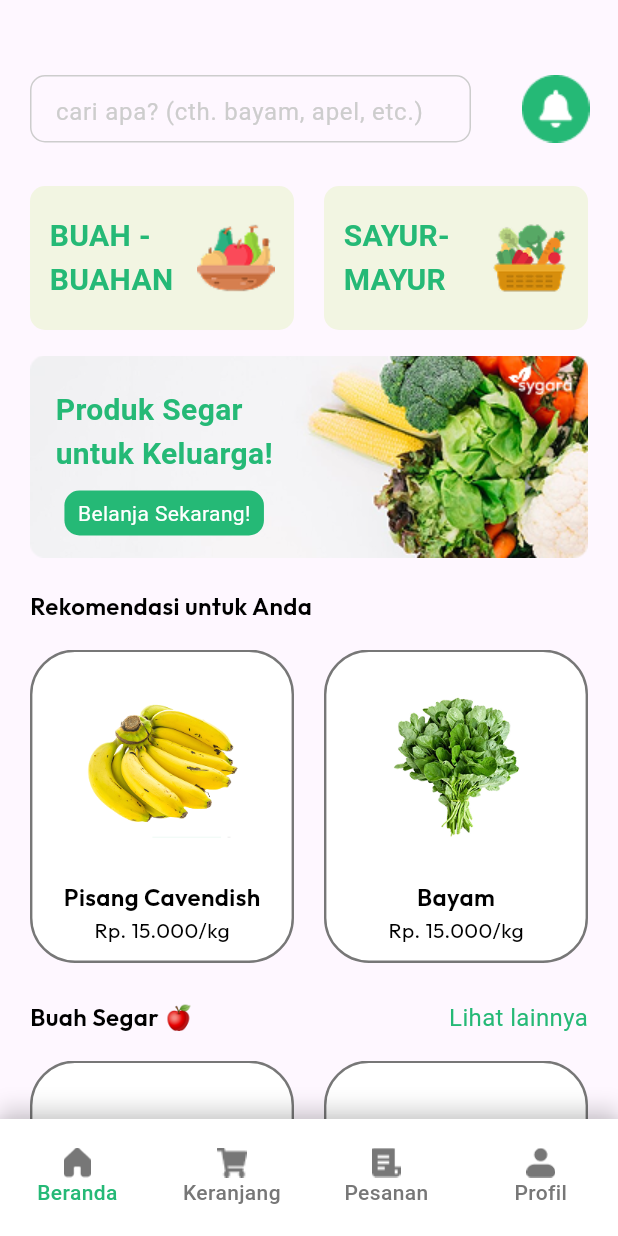
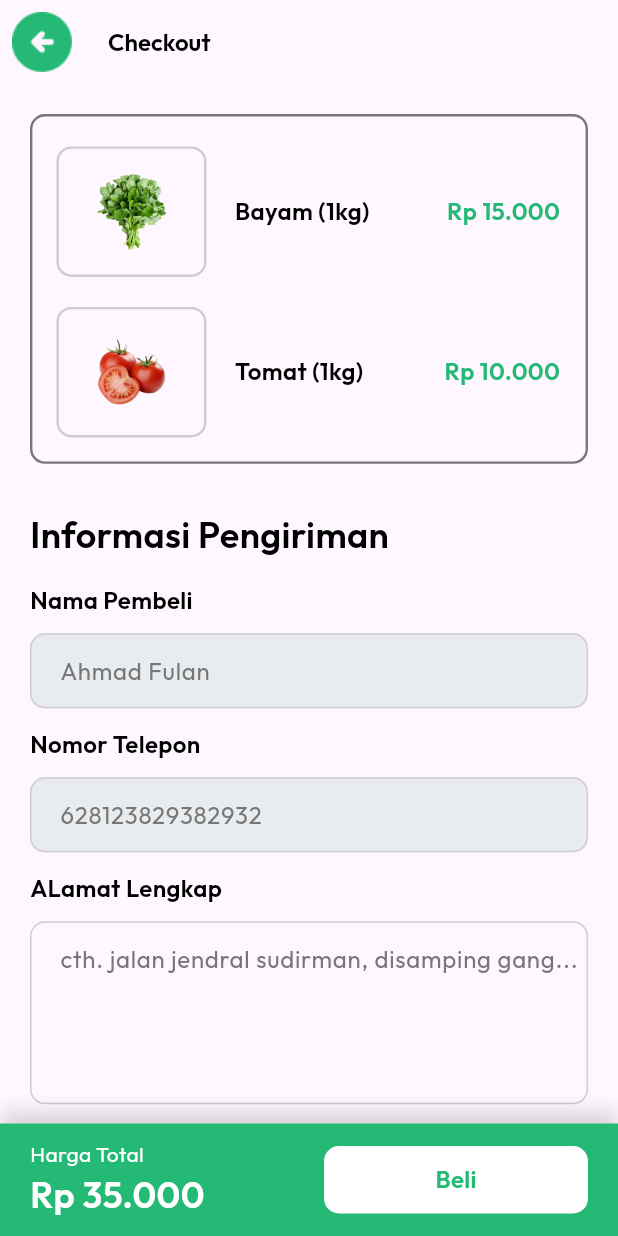
Before and after one commit to daudsutanssyah/sygara_app, a Flutter app: the screen it shows after launch, on a phone screen of 412 x 824 dp. Run offline on Flutter 3.47's test engine with Material 3 defaults, Android fonts, the phone set to English and light mode, and no system bars; our stand-ins replace google_fonts.

Commit message:
menambahkan halaman checkout

```diff
--- a/lib/main.dart
+++ b/lib/main.dart
@@ -9,6 +9,7 @@
 import 'package:sygara_app/screens/Profil/profil_page.dart';
 import 'package:sygara_app/screens/Profil/reset_password_page.dart';
 import 'package:sygara_app/screens/bottom_nav_bar.dart';
+import 'package:sygara_app/screens/checkout_page.dart';
 import 'package:sygara_app/screens/detail_page.dart';
 import 'package:sygara_app/screens/login_page.dart';
 import 'package:sygara_app/screens/register_page.dart';
@@ -26,6 +27,6 @@
   @override
   Widget build(BuildContext context) {
     return MaterialApp(debugShowCheckedModeBanner: false,
-    home: BottomNavBar());
+    home: CheckoutPage());
   }
 }
--- a/lib/screens/bottom_nav_bar.dart
+++ b/lib/screens/bottom_nav_bar.dart
@@ -52,7 +52,11 @@
                 width: 20,
                 height: 20,
               ),
-
+              activeIcon: Image.asset(
+                'assets/icon/ic-home-green.png',
+                width: 20,
+                height: 20,
+              ),
               label: "Beranda",
             ),
             BottomNavigationBarItem(
@@ -61,7 +65,11 @@
                 width: 20,
                 height: 20,
               ),
-
+              activeIcon: Image.asset(
+                'assets/icon/ic-cart-green.png',
+                width: 20,
+                height: 20,
+              ),
               label: "Keranjang",
             ),
             BottomNavigationBarItem(
@@ -70,7 +78,11 @@
                 width: 20,
                 height: 20,
               ),
-
+              activeIcon: Image.asset(
+                'assets/icon/ic-pesanan-green.png',
+                width: 20,
+                height: 20,
+              ),
               label: "Pesanan",
             ),
             BottomNavigationBarItem(
@@ -79,7 +91,11 @@
                 width: 20,
                 height: 20,
               ),
-
+              activeIcon: Image.asset(
+                'assets/icon/ic-profil-green.png',
+                width: 20,
+                height: 20,
+              ),
               label: "Profil",
             ),
           ],
--- /dev/null
+++ b/lib/screens/checkout_page.dart
@@ -0,0 +1,400 @@
+import 'package:flutter/material.dart';
+import 'package:sygara_app/themes/themes.dart';
+import 'package:sygara_app/widgets/checkout_widget.dart';
+
+class CheckoutPage extends StatefulWidget {
+  const CheckoutPage({super.key});
+
+  @override
+  State<CheckoutPage> createState() => _CheckoutPageState();
+}
+
+class _CheckoutPageState extends State<CheckoutPage> {
+  String metodePengiriman = '-- Pilih Satu --';
+  String metodeBayar = 'COD';
+
+  final pilihan = [
+    '-- Pilih Satu --',
+    'Reguler | Rp 10.000',
+    'Express | Rp 20.000',
+  ];
+
+  @override
+  Widget build(BuildContext context) {
+    return Scaffold(
+      appBar: AppBar(
+        title: Text('Checkout', style: titleTextStyle),
+        leading: IconButton(
+          onPressed: () {
+            Navigator.pop(context);
+          },
+          icon: Image.asset(
+            'assets/icon/ic-arrow-back.png',
+            width: 40,
+            height: 40,
+          ),
+        ),
+      ),
+      body: ListView(
+        children: [
+          Padding(
+            padding: EdgeInsets.symmetric(horizontal: 20, vertical: 20),
+            child: Column(
+              crossAxisAlignment: CrossAxisAlignment.start,
+              children: [
+                Container(
+                  width: double.infinity,
+                  decoration: BoxDecoration(
+                    borderRadius: BorderRadius.circular(10),
+                    border: Border.all(color: secondaryColor, width: 1.6),
+                  ),
+                  child: Column(
+                    children: [
+                      CheckoutWidget(
+                        imageUrl: 'assets/img-bayam.png',
+                        nama: 'Bayam (1kg)',
+                        harga: 'Rp 15.000',
+                      ),
+                      CheckoutWidget(
+                        imageUrl: 'assets/img-tomat.png',
+                        nama: 'Tomat (1kg)',
+                        harga: 'Rp 10.000',
+                      ),
+                      SizedBox(height: 16),
+                    ],
+                  ),
+                ),
+                SizedBox(height: 30),
+                Text(
+                  'Informasi Pengiriman',
+                  style: titleTextStyle.copyWith(fontSize: 24),
+                ),
+                SizedBox(height: 16),
+                Text('Nama Pembeli', style: titleTextStyle),
+                SizedBox(height: 10),
+                TextFormField(
+                  keyboardType: TextInputType.name,
+                  decoration: InputDecoration(
+                    contentPadding: EdgeInsets.only(
+                      left: 16,
+                      top: 13,
+                      bottom: 13,
+                    ),
+                    filled: true,
+                    fillColor: lightGrayColor,
+                    enabledBorder: OutlineInputBorder(
+                      borderRadius: BorderRadius.circular(10),
+                      borderSide: BorderSide(color: mediumGreyColor),
+                    ),
+                    focusedBorder: OutlineInputBorder(
+                      borderRadius: BorderRadius.circular(10),
+                      borderSide: BorderSide(color: mediumGreyColor),
+                    ),
+                    hintText: 'Ahmad Fulan',
+                    hintStyle: secondaryTextStyle,
+                  ),
+                ),
+                SizedBox(height: 13),
+                Text('Nomor Telepon', style: titleTextStyle),
+                SizedBox(height: 10),
+                TextFormField(
+                  keyboardType: TextInputType.phone,
+                  decoration: InputDecoration(
+                    contentPadding: EdgeInsets.only(
+                      left: 16,
+                      top: 13,
+                      bottom: 13,
+                    ),
+                    filled: true,
+                    fillColor: lightGrayColor,
+                    enabledBorder: OutlineInputBorder(
+                      borderRadius: BorderRadius.circular(10),
+                      borderSide: BorderSide(color: mediumGreyColor),
+                    ),
+                    focusedBorder: OutlineInputBorder(
+                      borderRadius: BorderRadius.circular(10),
+                      borderSide: BorderSide(color: mediumGreyColor),
+                    ),
+                    hintText: '628123829382932',
+                    hintStyle: secondaryTextStyle,
+                  ),
+                ),
+                SizedBox(height: 13),
+                Text('ALamat Lengkap', style: titleTextStyle),
+                SizedBox(height: 10),
+                TextFormField(
+                  keyboardType: TextInputType.streetAddress,
+                  maxLines: 4,
+                  decoration: InputDecoration(
+                    contentPadding: EdgeInsets.only(
+                      left: 16,
+                      top: 13,
+                      bottom: 13,
+                    ),
+                    enabledBorder: OutlineInputBorder(
+                      borderRadius: BorderRadius.circular(10),
+                      borderSide: BorderSide(color: mediumGreyColor),
+                    ),
+                    focusedBorder: OutlineInputBorder(
+                      borderRadius: BorderRadius.circular(10),
+                      borderSide: BorderSide(color: mediumGreyColor),
+                    ),
+                    hintText: 'cth. jalan jendral sudirman, disamping gang...',
+                    hintStyle: secondaryTextStyle,
+                  ),
+                ),
+                SizedBox(height: 13),
+                Text('Pilih Metode Pengiriman', style: titleTextStyle),
+                SizedBox(height: 10),
+                DropdownButtonFormField<String>(
+                  icon: Image.asset(
+                    'assets/icon/ic-arrow.png',
+                    width: 12.4,
+                    height: 7.9,
+                  ),
+                  decoration: InputDecoration(
+                    contentPadding: EdgeInsets.only(
+                      left: 16,
+                      top: 13,
+                      right: 10,
+                      bottom: 13,
+                    ),
+                    enabledBorder: OutlineInputBorder(
+                      borderRadius: BorderRadius.circular(10),
+                      borderSide: BorderSide(color: mediumGreyColor),
+                    ),
+                    focusedBorder: OutlineInputBorder(
+                      borderRadius: BorderRadius.circular(10),
+                      borderSide: BorderSide(color: mediumGreyColor),
+                    ),
+                    hintText: 'cth. jalan jendral sudirman, disamping gang...',
+                    hintStyle: secondaryTextStyle,
+                  ),
+                  value: metodePengiriman,
+                  items:
+                      pilihan.map((String value) {
+                        return DropdownMenuItem<String>(
+                          value: value,
+                          child: Text(
+                            value,
+                            style: blackTextStyle.copyWith(
+                              fontSize: 16,
+                              fontWeight: FontWeight.w400,
+                            ),
+                          ),
+                        );
+                      }).toList(),
+                  onChanged: (String? newValue) {
+                    setState(() {
+                      metodePengiriman = newValue!;
+                    });
+                  },
+                ),
+                SizedBox(height: 13),
+                Text('Pilih Metode Pembayaran', style: titleTextStyle),
+                SizedBox(height: 10),
+                DropdownButtonFormField<String>(
+                  icon: Image.asset(
+                    'assets/icon/ic-arrow.png',
+                    width: 12.4,
+                    height: 7.9,
+                  ),
+                  decoration: InputDecoration(
+                    fillColor: lightGrayColor,
+                    filled: true,
+                    contentPadding: EdgeInsets.only(
+                      left: 16,
+                      top: 13,
+                      right: 10,
+                      bottom: 13,
+                    ),
+                    enabledBorder: OutlineInputBorder(
+                      borderRadius: BorderRadius.circular(10),
+                      borderSide: BorderSide(color: mediumGreyColor),
+                    ),
+                    focusedBorder: OutlineInputBorder(
+                      borderRadius: BorderRadius.circular(10),
+                      borderSide: BorderSide(color: mediumGreyColor),
+                    ),
+                    hintText: 'cth. jalan jendral sudirman, disamping gang...',
+                    hintStyle: secondaryTextStyle,
+                  ),
+                  value: metodeBayar,
+                  items:
+                      <String>['COD'].map((String value) {
+                        return DropdownMenuItem<String>(
+                          value: value,
+                          child: Text(value, style: secondaryTextStyle),
+                        );
+                      }).toList(),
+                  onChanged: (String? newValue) {
+                    setState(() {
+                      metodeBayar = newValue!;
+                    });
+                  },
+                ),
+                SizedBox(height: 5),
+                Text(
+                  '*Saat ini pembayaran hanya via COD',
+                  style: primaryTextStyle.copyWith(fontSize: 16),
+                ),
+                SizedBox(height: 30),
+                Text(
+                  'Ringkasan Belanja',
+                  style: blackTextStyle.copyWith(
+                    fontSize: 24,
+                    fontWeight: FontWeight.w500,
+                  ),
+                ),
+                SizedBox(height: 17),
+                RichText(
+                  text: TextSpan(
+                    children: [
+                      TextSpan(
+                        text: 'Berat Total : ',
+                        style: blackTextStyle.copyWith(
+                          fontSize: 16,
+                          fontWeight: FontWeight.w400,
+                        ),
+                      ),
+                      TextSpan(
+                        text: '2Kg',
+                        style: blackTextStyle.copyWith(
+                          fontSize: 16,
+                          fontWeight: FontWeight.w600,
+                        ),
+                      ),
+                    ],
+                  ),
+                ),
+                SizedBox(height: 10),
+                RichText(
+                  text: TextSpan(
+                    children: [
+                      TextSpan(
+                        text: 'Ongkos Kirim : ',
+                        style: blackTextStyle.copyWith(
+                          fontSize: 16,
+                          fontWeight: FontWeight.w400,
+                        ),
+                      ),
+                      TextSpan(
+                        text: 'Rp 10.000',
+                        style: blackTextStyle.copyWith(
+                          fontSize: 16,
+                          fontWeight: FontWeight.w600,
+                        ),
+                      ),
+                    ],
+                  ),
+                ),
+                SizedBox(height: 10),
+                RichText(
+                  text: TextSpan(
+                    children: [
+                      TextSpan(
+                        text: 'Harga Total : ',
+                        style: blackTextStyle.copyWith(
+                          fontSize: 16,
+                          fontWeight: FontWeight.w400,
+                        ),
+                      ),
+                      TextSpan(
+                        text: 'Rp 35.000',
+                        style: blackTextStyle.copyWith(
+                          fontSize: 16,
+                          fontWeight: FontWeight.w600,
+                        ),
+                      ),
+                    ],
+                  ),
+                ),
+                SizedBox(height: 10),
+                RichText(
+                  text: TextSpan(
+                    children: [
+                      TextSpan(
+                        text: 'Metode Bayar : ',
+                        style: blackTextStyle.copyWith(
+                          fontSize: 16,
+                          fontWeight: FontWeight.w400,
+                        ),
+                      ),
+                      TextSpan(
+                        text: 'COD (Cash On Delivery)',
+                        style: blackTextStyle.copyWith(
+                          fontSize: 16,
+                          fontWeight: FontWeight.w600,
+                        ),
+                      ),
+                    ],
+                  ),
+                ),
+              ],
+            ),
+          ),
+        ],
+      ),
+      bottomNavigationBar: Container(
+        height: 75,
+        width: double.infinity,
+        decoration: BoxDecoration(
+          color: primaryColor,
+          boxShadow: [
+            BoxShadow(
+              color: blackColor.withAlpha((0.15 * 255).toInt()),
+              offset: Offset(0, -8),
+              blurRadius: 10,
+              spreadRadius: 0,
+            ),
+          ],
+        ),
+        child: Padding(
+          padding: EdgeInsets.symmetric(horizontal: 20),
+          child: Row(
+            mainAxisAlignment: MainAxisAlignment.spaceBetween,
+            children: [
+              Column(
+                mainAxisSize: MainAxisSize.min,
+                crossAxisAlignment: CrossAxisAlignment.start,
+                children: [
+                  Text(
+                    'Harga Total',
+                    style: whiteTextStyle.copyWith(
+                      fontSize: 14,
+                      fontWeight: FontWeight.w400,
+                    ),
+                  ),
+                  Text(
+                    'Rp 35.000',
+                    style: whiteTextStyle.copyWith(
+                      fontSize: 24,
+                      fontWeight: FontWeight.w600,
+                    ),
+                  ),
+                ],
+              ),
+              Container(
+                width: 176,
+                height: 45,
+                decoration: BoxDecoration(
+                  color: whiteColor,
+                  borderRadius: BorderRadius.circular(10),
+                ),
+                child: Center(
+                  child: Text(
+                    'Beli',
+                    style: primaryTextStyle.copyWith(
+                      fontSize: 16,
+                      fontWeight: FontWeight.w600,
+                    ),
+                  ),
+                ),
+              ),
+            ],
+          ),
+        ),
+      ),
+    );
+  }
+}
--- /dev/null
+++ b/lib/widgets/checkout_widget.dart
@@ -0,0 +1,56 @@
+import 'package:flutter/material.dart';
+import 'package:sygara_app/themes/themes.dart';
+
+class CheckoutWidget extends StatelessWidget {
+  // buat variabel agar bisa menerima nilai dari si peamakai class /  widget
+  final String imageUrl;
+  final String nama;
+  final String harga;
+
+  const CheckoutWidget({
+    super.key,
+    required this.imageUrl,
+    required this.nama,
+    required this.harga,
+  });
+
+  @override
+  Widget build(BuildContext context) {
+    return Padding(
+      padding: const EdgeInsets.only(
+        left: 16,
+        top: 20,
+        right: 17
+      ),
+      child: Row(
+        children: [
+          Container(
+            width: 100,
+            height: 87,
+            decoration: BoxDecoration(
+              borderRadius: BorderRadius.circular(10),
+              border: Border.all(color: mediumGreyColor, width: 1.6),
+            ),
+            child: Image.asset(imageUrl),
+          ),
+          SizedBox(width: 19),
+          Text(
+            nama,
+            style: blackTextStyle.copyWith(
+              fontSize: 16,
+              fontWeight: FontWeight.w600,
+            ),
+          ),
+          Spacer(),
+          Text(
+            harga,
+            style: primaryTextStyle.copyWith(
+              fontSize: 16,
+              fontWeight: FontWeight.w600,
+            ),
+          ),
+        ],
+      ),
+    );
+  }
+}
```
